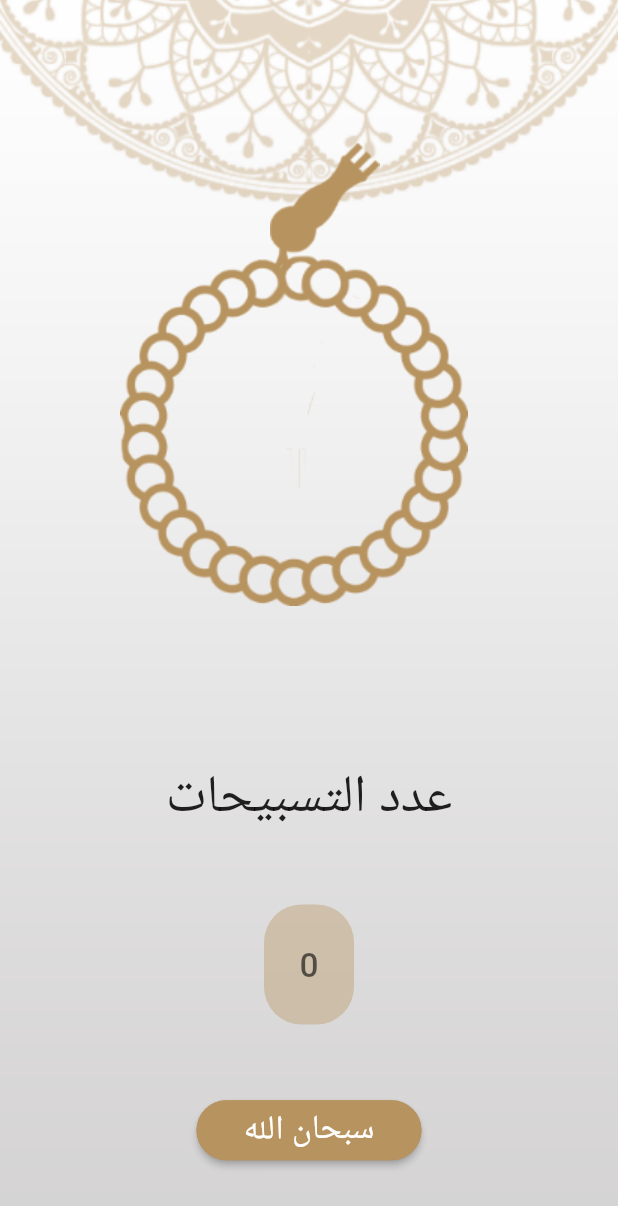
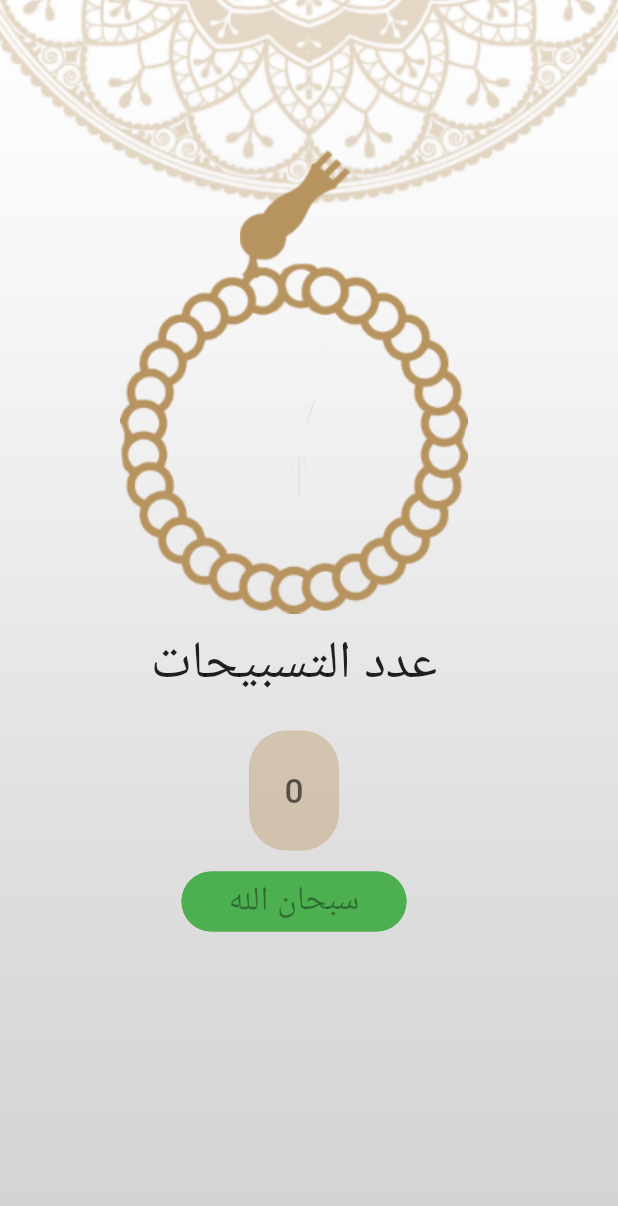
Before and after one commit to Eyadzz/Quran_Application, a Flutter app: the TasbeehScreen screen opened by its route, on a phone screen of 412 x 824 dp. Shown: the top 1206 px of the screen. Run offline on Flutter 3.47's test engine with Material 2 defaults, Android fonts, the phone set to English and light mode, and no system bars; our stand-ins replace splashscreen.

Commit message:
fixed Tasbeeh Screen alignment issue

```diff
--- a/lib/TasbeehCounterDisplay.dart
+++ b/lib/TasbeehCounterDisplay.dart
@@ -2,7 +2,8 @@ import 'package:flutter/cupertino.dart';
 import 'package:flutter/material.dart';
 
 class TasbeehCounterDisplay extends StatefulWidget {
-  TasbeehCounterDisplay({Key? key}) : super(key: key);
+  TasbeehCounterDisplay({Key? key, required this.imageToRotate}) : super(key: key);
+  final Image imageToRotate;
 
   @override
   _TasbeehCounterDisplayState createState() => _TasbeehCounterDisplayState();
@@ -11,6 +12,20 @@ class TasbeehCounterDisplay extends StatefulWidget {
 class _TasbeehCounterDisplayState extends State<TasbeehCounterDisplay> {
   int _tasbeehCounter = 0;
   String tasbeehButtonLabel = 'سبحان الله';
+  late Image imageToRotate;
+  bool rotate = true;
+
+  @override
+  void initState() {
+    super.initState();
+    imageToRotate = widget.imageToRotate;
+  }
+
+  @override
+  void didChangeDependencies() {
+    super.didChangeDependencies();
+    precacheImage(imageToRotate.image, context);
+  }
 
   void _changeTasbeehButtonDisplay() {
     if (tasbeehButtonLabel == 'سبحان الله') {
@@ -38,7 +53,32 @@ class _TasbeehCounterDisplayState extends State<TasbeehCounterDisplay> {
     return Column(
       mainAxisAlignment: MainAxisAlignment.spaceEvenly,
       children: <Widget>[
+
+        GestureDetector(
+          child: Transform(
+            transform: Matrix4.rotationX((rotate ? 0 : -2) * 3.14159 / 2),
+            alignment: Alignment.center,
+            child: Container(
+              alignment: Alignment.center,
+              child: imageToRotate,
+            ),
+          ),
+          onTap: () {
+            setState(() {
+              rotate = !rotate;
+              _incrementTasbeehCounter();
+            });
+          },
+        ),
+        SizedBox(
+          height: 10,
+        ),
+
         Text('عدد التسبيحات', textScaleFactor: 2.5),
+        SizedBox(
+          height: 20,
+        ),
+
         ElevatedButton(
             onPressed: null,
             child: Text(
@@ -52,18 +92,22 @@ class _TasbeehCounterDisplayState extends State<TasbeehCounterDisplay> {
                 minimumSize: MaterialStateProperty.all(Size(60,80)),
                 shape: MaterialStateProperty.all<RoundedRectangleBorder>(
                     RoundedRectangleBorder(
-                  borderRadius: BorderRadius.circular(25.0),
-                )))),
+                      borderRadius: BorderRadius.circular(25.0),
+                    )))),
+        SizedBox(
+          height: 10,
+        ),
+
         ElevatedButton(
-            onPressed: _incrementTasbeehCounter,
+            onPressed: null,
             child: Text(tasbeehButtonLabel, textScaleFactor: 1.6),
             style: ButtonStyle(
-                backgroundColor: MaterialStateProperty.all(Color.fromRGBO(183, 147, 95, 1)),
+                backgroundColor: MaterialStateProperty.all(Colors.green),
                 minimumSize: MaterialStateProperty.all(Size(150,40)),
                 shape: MaterialStateProperty.all<RoundedRectangleBorder>(
                     RoundedRectangleBorder(
                         borderRadius: BorderRadius.circular(25.0),
-                        side: BorderSide(color: Color.fromRGBO(183, 147, 95, 1))))))
+                        side: BorderSide(color: Colors.green)))))
       ],
     );
   }
--- a/lib/TasbeehScreen.dart
+++ b/lib/TasbeehScreen.dart
@@ -1,7 +1,6 @@
 import 'package:flutter/cupertino.dart';
 import 'package:flutter/material.dart';
 import 'TasbeehCounterDisplay.dart';
-import 'ImageRotation.dart';
 
 class TasbeehScreen extends StatelessWidget {
   static const routeName = 'tasbeeh';
@@ -22,24 +21,25 @@ class TasbeehScreen extends StatelessWidget {
                 crossAxisAlignment: CrossAxisAlignment.center,
                 mainAxisAlignment: MainAxisAlignment.start,
                 children: <Widget>[
-              SizedBox(height: 80,),
                   Expanded(
+                    flex: 1,
                     child: Stack(
                       children: [
                         Positioned(
-                      top: 15,
-                      left: 180,
+                          top: 100,
+                          left: 160,
                           child: Container(
                             child: Image(
                               image: AssetImage('assets/images/headofseb7a.png'),
                             ),
                           ),
                         ),
+
                         Positioned(
-                      top: 90,
+                          top: 175,
                           left: 80,
                           child: Container(
-                        child: ImageRotation(
+                            child: TasbeehCounterDisplay(
                                 imageToRotate: Image(
                                   image: AssetImage('assets/images/bodyofseb7a.png'),
                                 )),
@@ -48,8 +48,6 @@ class TasbeehScreen extends StatelessWidget {
                       ],
                     ),
                   ),
-              SizedBox(height: 20,),
-              Expanded(child: TasbeehCounterDisplay()),
                 ])
           ],
         ));
```
Lines whose indentation alone changed are shown as unchanged.
